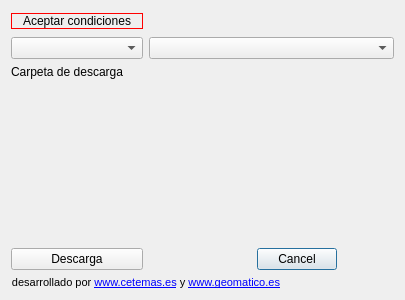
Above: ui/main_window.ui from geomatico/qgis-sigpac before the change. Below: the same form after it.
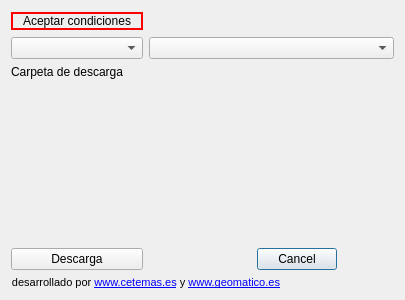
That is the form after the change. Custom widgets are drawn as their Qt base class.

Commit message: mas gestion de errores

Patch:
```diff
--- a/ui/main_window.ui
+++ b/ui/main_window.ui
@@ -88,7 +88,7 @@
    <item row="0" column="0">
     <widget class="QPushButton" name="btnOpenBrowser">
      <property name="styleSheet">
-      <string notr="true">border: 1px solid red;</string>
+      <string notr="true">border: 2px solid red;</string>
      </property>
      <property name="text">
       <string>Aceptar condiciones</string>
```
The commit also changes 1 other file.
